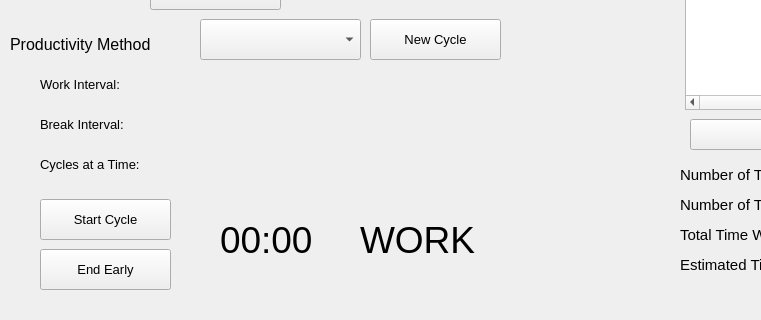
Old version of the form mainwindow.ui in the repository projectavi/ToDoPlus; both pictures show x 0 to 761 and y 400 to 720 of the 1280 by 720 pixel window.
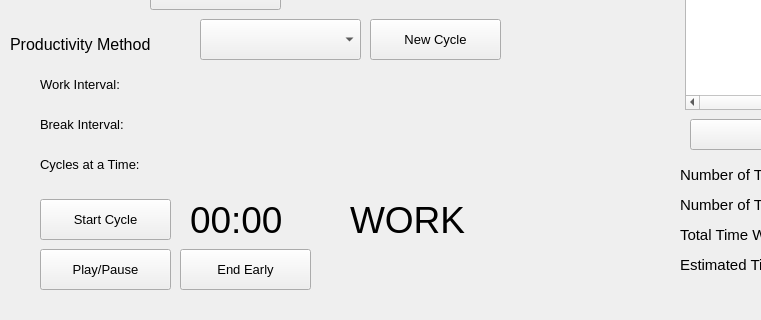
New version of the form.

What changed in the file:
```diff
--- a/mainwindow.ui
+++ b/mainwindow.ui
@@ -444,8 +444,8 @@
    <widget class="QLabel" name="statusLabel">
     <property name="geometry">
      <rect>
-      <x>360</x>
-      <y>600</y>
+      <x>350</x>
+      <y>580</y>
       <width>281</width>
       <height>41</height>
      </rect>
@@ -462,8 +462,8 @@
    <widget class="QLabel" name="timerLabel">
     <property name="geometry">
      <rect>
-      <x>220</x>
-      <y>600</y>
+      <x>190</x>
+      <y>580</y>
       <width>181</width>
       <height>41</height>
      </rect>
@@ -477,7 +477,7 @@
      <string>00:00</string>
     </property>
    </widget>
-   <widget class="QPushButton" name="endButton">
+   <widget class="QPushButton" name="playPauseButton">
     <property name="geometry">
      <rect>
       <x>40</x>
@@ -492,7 +492,7 @@
      </font>
     </property>
     <property name="text">
-     <string>End Early</string>
+     <string>Play/Pause</string>
     </property>
    </widget>
    <widget class="QPushButton" name="resetButton">
@@ -513,6 +513,24 @@
      <string>New Cycle</string>
     </property>
    </widget>
+   <widget class="QPushButton" name="endButton">
+    <property name="geometry">
+     <rect>
+      <x>180</x>
+      <y>630</y>
+      <width>131</width>
+      <height>41</height>
+     </rect>
+    </property>
+    <property name="font">
+     <font>
+      <pointsize>10</pointsize>
+     </font>
+    </property>
+    <property name="text">
+     <string>End Early</string>
+    </property>
+   </widget>
   </widget>
   <widget class="QMenuBar" name="menubar">
    <property name="geometry">
```
Left out of the diff: 2 changed lines with no effect on the pictures.
